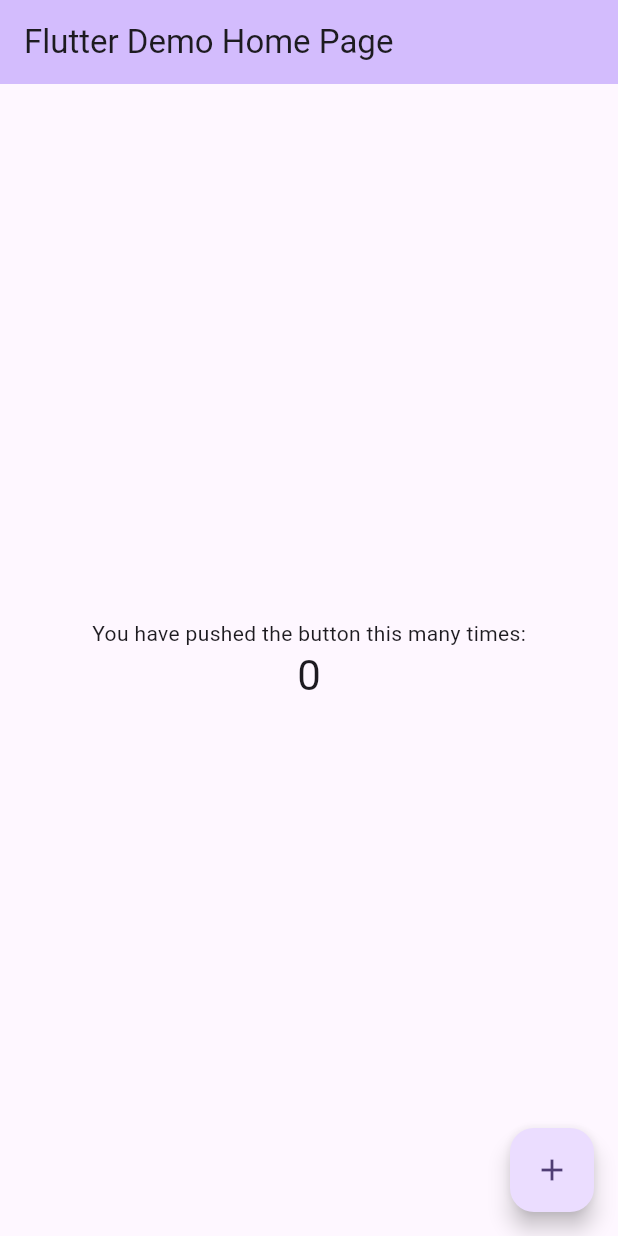
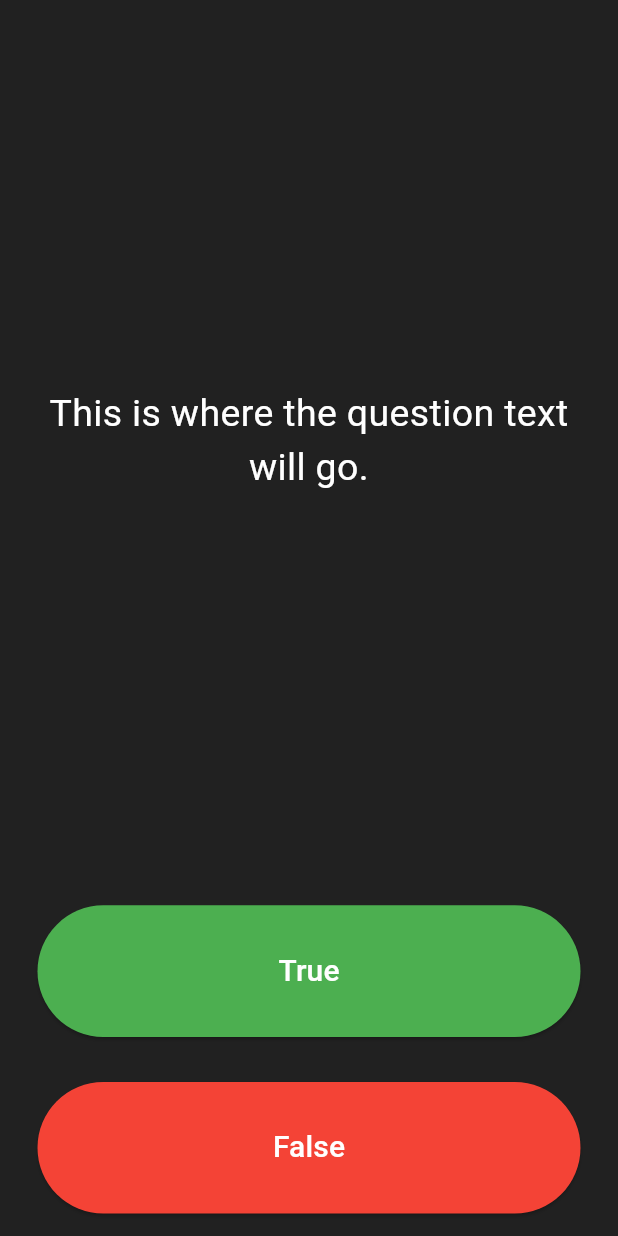
Before and after one commit to aminebenjebli/QuizzApp, a Flutter app: the screen it shows after launch, on a phone screen of 412 x 824 dp. Run offline on Flutter 3.47's test engine with Material 3 defaults, Android fonts, the phone set to English and light mode, and no system bars.

Commit message:
Score Keeper Row with icons list
declare a new List of icons inside Row (children : )
cuz they are compatible row children expect a widget and the List of icons also kind of widget , , when the user press true so icon check added , if false pressed then the close icon added , add this logic in setState , to change the behavior of the widget tree and refresh the list

```diff
--- a/quizzler/lib/main.dart
+++ b/quizzler/lib/main.dart
@@ -1,125 +1,114 @@
 import 'package:flutter/material.dart';
 
-void main() {
-  runApp(const MyApp());
-}
+void main() => runApp(Quizzler());
 
-class MyApp extends StatelessWidget {
-  const MyApp({super.key});
-
-  // This widget is the root of your application.
+class Quizzler extends StatelessWidget {
   @override
   Widget build(BuildContext context) {
     return MaterialApp(
-      title: 'Flutter Demo',
-      theme: ThemeData(
-        // This is the theme of your application.
-        //
-        // TRY THIS: Try running your application with "flutter run". You'll see
-        // the application has a purple toolbar. Then, without quitting the app,
-        // try changing the seedColor in the colorScheme below to Colors.green
-        // and then invoke "hot reload" (save your changes or press the "hot
-        // reload" button in a Flutter-supported IDE, or press "r" if you used
-        // the command line to start the app).
-        //
-        // Notice that the counter didn't reset back to zero; the application
-        // state is not lost during the reload. To reset the state, use hot
-        // restart instead.
-        //
-        // This works for code too, not just values: Most code changes can be
-        // tested with just a hot reload.
-        colorScheme: ColorScheme.fromSeed(seedColor: Colors.deepPurple),
-        useMaterial3: true,
+      home: Scaffold(
+        backgroundColor: Colors.grey.shade900,
+        body: SafeArea(
+          child: Padding(
+            padding: EdgeInsets.symmetric(horizontal: 10.0),
+            child: QuizPage(),
+          ),
+        ),
       ),
-      home: const MyHomePage(title: 'Flutter Demo Home Page'),
     );
   }
 }
 
-class MyHomePage extends StatefulWidget {
-  const MyHomePage({super.key, required this.title});
-
-  // This widget is the home page of your application. It is stateful, meaning
-  // that it has a State object (defined below) that contains fields that affect
-  // how it looks.
-
-  // This class is the configuration for the state. It holds the values (in this
-  // case the title) provided by the parent (in this case the App widget) and
-  // used by the build method of the State. Fields in a Widget subclass are
-  // always marked "final".
-
-  final String title;
-
+class QuizPage extends StatefulWidget {
   @override
-  State<MyHomePage> createState() => _MyHomePageState();
+  _QuizPageState createState() => _QuizPageState();
 }
 
-class _MyHomePageState extends State<MyHomePage> {
-  int _counter = 0;
-
-  void _incrementCounter() {
-    setState(() {
-      // This call to setState tells the Flutter framework that something has
-      // changed in this State, which causes it to rerun the build method below
-      // so that the display can reflect the updated values. If we changed
-      // _counter without calling setState(), then the build method would not be
-      // called again, and so nothing would appear to happen.
-      _counter++;
-    });
-  }
-
+class _QuizPageState extends State<QuizPage> {
+  List<Icon> scoreKeeper = [];
   @override
   Widget build(BuildContext context) {
-    // This method is rerun every time setState is called, for instance as done
-    // by the _incrementCounter method above.
-    //
-    // The Flutter framework has been optimized to make rerunning build methods
-    // fast, so that you can just rebuild anything that needs updating rather
-    // than having to individually change instances of widgets.
-    return Scaffold(
-      appBar: AppBar(
-        // TRY THIS: Try changing the color here to a specific color (to
-        // Colors.amber, perhaps?) and trigger a hot reload to see the AppBar
-        // change color while the other colors stay the same.
-        backgroundColor: Theme.of(context).colorScheme.inversePrimary,
-        // Here we take the value from the MyHomePage object that was created by
-        // the App.build method, and use it to set our appbar title.
-        title: Text(widget.title),
-      ),
-      body: Center(
-        // Center is a layout widget. It takes a single child and positions it
-        // in the middle of the parent.
-        child: Column(
-          // Column is also a layout widget. It takes a list of children and
-          // arranges them vertically. By default, it sizes itself to fit its
-          // children horizontally, and tries to be as tall as its parent.
-          //
-          // Column has various properties to control how it sizes itself and
-          // how it positions its children. Here we use mainAxisAlignment to
-          // center the children vertically; the main axis here is the vertical
-          // axis because Columns are vertical (the cross axis would be
-          // horizontal).
-          //
-          // TRY THIS: Invoke "debug painting" (choose the "Toggle Debug Paint"
-          // action in the IDE, or press "p" in the console), to see the
-          // wireframe for each widget.
-          mainAxisAlignment: MainAxisAlignment.center,
-          children: <Widget>[
-            const Text(
-              'You have pushed the button this many times:',
+    return Column(
+      mainAxisAlignment: MainAxisAlignment.spaceBetween,
+      crossAxisAlignment: CrossAxisAlignment.stretch,
+      children: <Widget>[
+        const Expanded(
+          flex: 5,
+          child: Padding(
+            padding: EdgeInsets.all(10.0),
+            child: Center(
+              child: Text(
+                'This is where the question text will go.',
+                textAlign: TextAlign.center,
+                style: TextStyle(
+                  fontSize: 25.0,
+                  color: Colors.white,
+                ),
+              ),
             ),
-            Text(
-              '$_counter',
-              style: Theme.of(context).textTheme.headlineMedium,
+          ),
+        ),
+        Expanded(
+          child: Padding(
+            padding: EdgeInsets.all(15.0),
+            child: ElevatedButton(
+              style: ElevatedButton.styleFrom(
+                foregroundColor: Colors.white,
+                backgroundColor: Colors.green, // Text color
+              ),
+              onPressed: () {
+                setState(() {
+                  scoreKeeper.add(
+                    const Icon(
+                      Icons.check,
+                      color: Colors.green,
+                    ),
+                  );
+                });
+              },
+              child: const Text(
+                'True',
+                style: TextStyle(
+                  color: Colors.white,
+                  fontSize: 20.0,
+                ),
+              ),
             ),
-          ],
+          ),
         ),
-      ),
-      floatingActionButton: FloatingActionButton(
-        onPressed: _incrementCounter,
-        tooltip: 'Increment',
-        child: const Icon(Icons.add),
-      ), // This trailing comma makes auto-formatting nicer for build methods.
+        Expanded(
+          child: Padding(
+            padding: EdgeInsets.all(15.0),
+            child: ElevatedButton(
+              style: ElevatedButton.styleFrom(
+                foregroundColor: Colors.white,
+                backgroundColor: Colors.red, // Text color
+              ),
+              child: const Text(
+                'False',
+                style: TextStyle(
+                  fontSize: 20.0,
+                  color: Colors.white,
+                ),
+              ),
+              onPressed: () {
+                setState(() {
+                  scoreKeeper.add(
+                    const Icon(
+                      Icons.close,
+                      color: Colors.red,
+                    ),
+                  );
+                });
+              },
+            ),
+          ),
+        ),
+        //TODO: Add a Row here as your score keeper
+        Row(
+          children: scoreKeeper,
+        )
+      ],
     );
   }
 }
--- a/quizzler/pubspec.yaml
+++ b/quizzler/pubspec.yaml
@@ -1,5 +1,4 @@
 name: quizzler
-description: "A new Flutter project."
 # The following line prevents the package from being accidentally published to
 # pub.dev using `flutter pub publish`. This is preferred for private packages.
 publish_to: 'none' # Remove this line if you wish to publish to pub.dev
```
Also changed, not shown: 1 other file.
